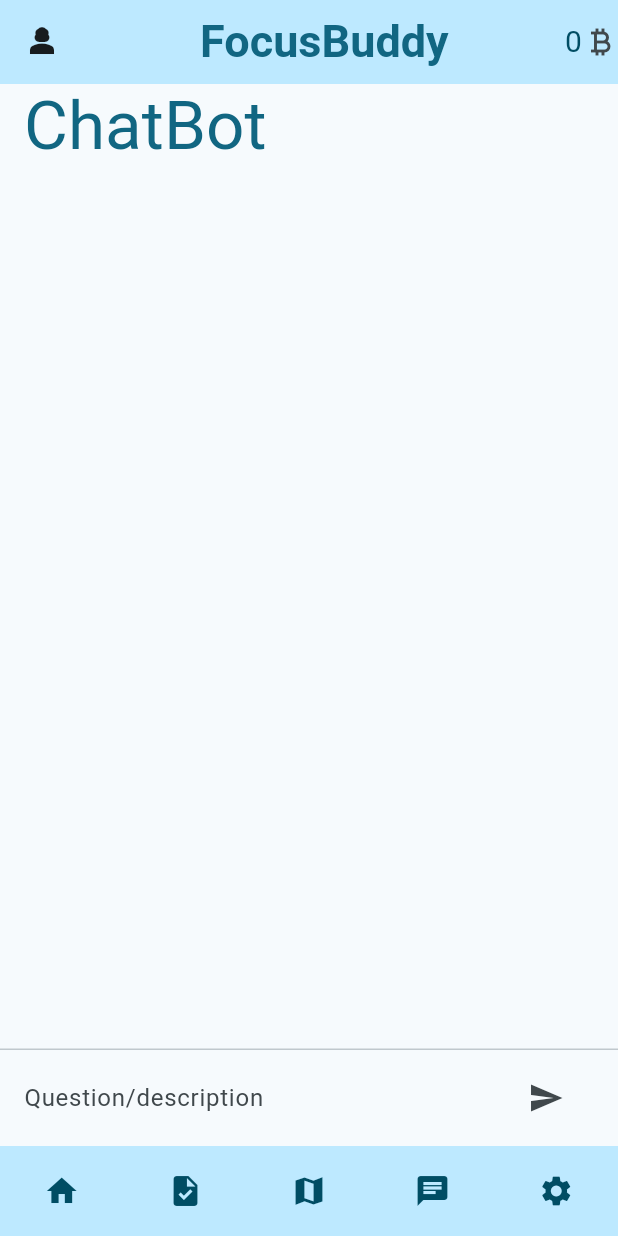
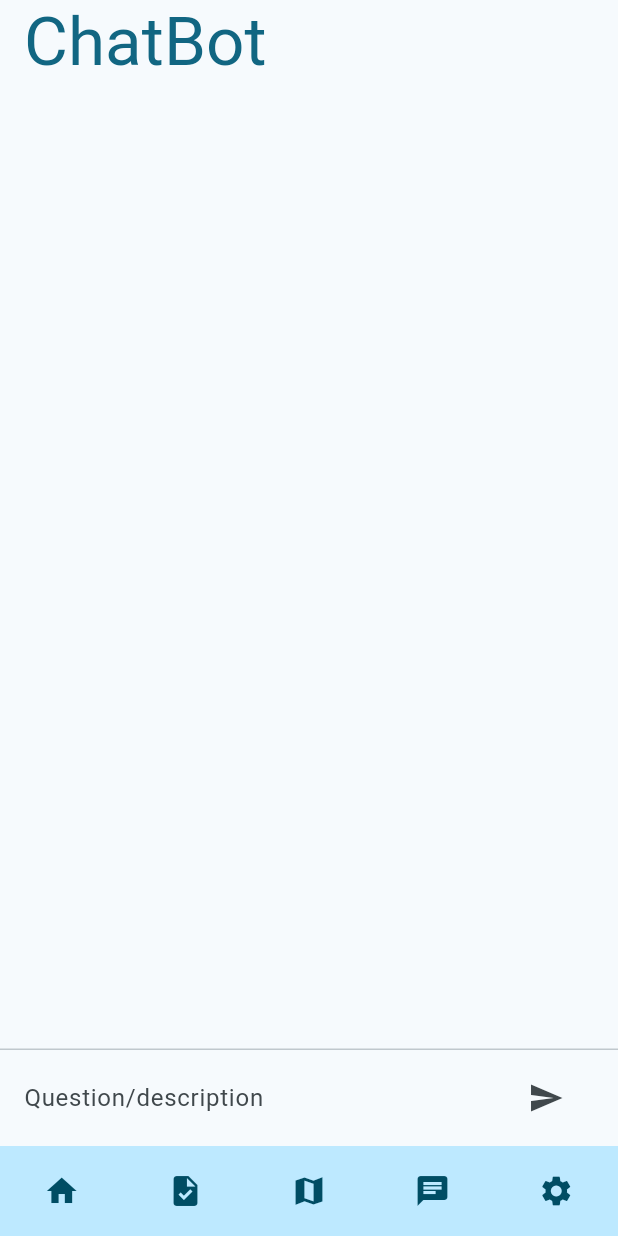
Before and after one commit to avnithv/CongressionalApp2023, a Flutter app: the screen it shows after launch, item 4 of the bottom bar chosen, on a phone screen of 412 x 824 dp. Run offline on Flutter 3.47's test engine with Material 2 defaults, Android fonts, the phone set to English and light mode, and no system bars; our stand-ins replace fluttertoast, velocity_x; missing offline and left inert: chat_gpt_sdk; project files that could hold a hidden picture were left out.

Commit message:
Update main.dart

```diff
--- a/congressional_app/lib/main.dart
+++ b/congressional_app/lib/main.dart
@@ -6,6 +6,8 @@
 import "task_page.dart";
 import "dashboard_page.dart";
 import "node.dart";
+import "dialog.dart";
+import 'Home.dart';
 
 void main() {
   runApp(const MyApp());
@@ -17,13 +19,13 @@
   @override
   Widget build(BuildContext context) {
     return MaterialApp(
+      debugShowCheckedModeBanner: false,
       title: 'Flutter Demo',
       theme: ThemeData(
         colorScheme: ColorScheme.fromSeed(seedColor: Color(0xFF8ECAE6)),
         useMaterial3: true,
       ),
       home: const SplashScreen(),
-      debugShowCheckedModeBanner: false,
     );
   }
 }
@@ -36,7 +38,6 @@
 }
 
 class _SplashScreenState extends State<SplashScreen> {
-  final String pth2 = "/Users/avnith/Desktop/Congressional App Challenge/app/CongressionalApp2023/congressional_app/images/logo.png";
   @override
   void initState() {
     super.initState();
@@ -55,7 +56,7 @@
     return Scaffold(
       backgroundColor: Color(0xFF8ECAE6),
       body: Center(
-          child: Image.asset(pth2), // Change the asset path as needed
+          child: Image.asset('/Users/kanisiva/Documents/VSCode/CongressionalApp/CongressionalApp2023/congressional_app/lib/Untitled.png'), // Change the asset path as needed
       ),
     );
   }
@@ -64,9 +65,8 @@
 class MyHomePage extends StatefulWidget {
   MyHomePage({super.key});
 
-  static var coins=0;
+  static var coins=693;
   static var passwode="1234";
-  static _MyHomePageState? hompate;
 
   @override
   State<MyHomePage> createState() => _MyHomePageState();
@@ -78,17 +78,11 @@
   var control = TextEditingController();
 
   @override
-  void initState() {
-    MyHomePage.hompate = this;
-    super.initState();
-  }
-
-  @override
   Widget build(BuildContext context) {
     Widget page;
     switch (selectedPage) {
       case 0:
-        page = const DashboardPage();
+        page = const DashboardPage2();
         break;
       case 1:
         page = TasksWidget();
@@ -110,29 +104,6 @@
       body: Column(
         mainAxisAlignment: MainAxisAlignment.center,
         children: [
-          AppBar(
-            leading: const Icon(Icons.person_3_sharp),
-            title: Center(
-                child: Text(
-              "FocusBuddy",
-              style: TextStyle(
-                color: Theme.of(context).colorScheme.primary,
-                fontSize: 30,
-                fontWeight: FontWeight.bold,
-              ),
-            )),
-            actions: [
-              Text(
-                "${MyHomePage.coins}",
-                style: TextStyle(
-                  color: Theme.of(context).colorScheme.onPrimaryContainer,
-                  fontSize: 20,
-                ),
-              ),
-              const Icon(Icons.currency_bitcoin),
-            ],
-            backgroundColor: Theme.of(context).colorScheme.primaryContainer,
-          ),
           Expanded(child: page),
         ],
       ),
```
